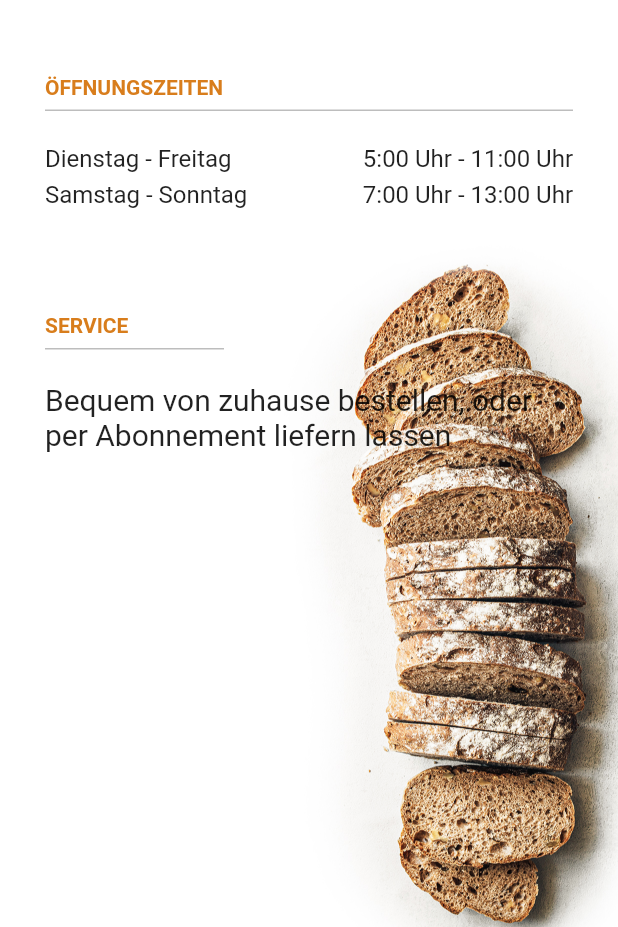
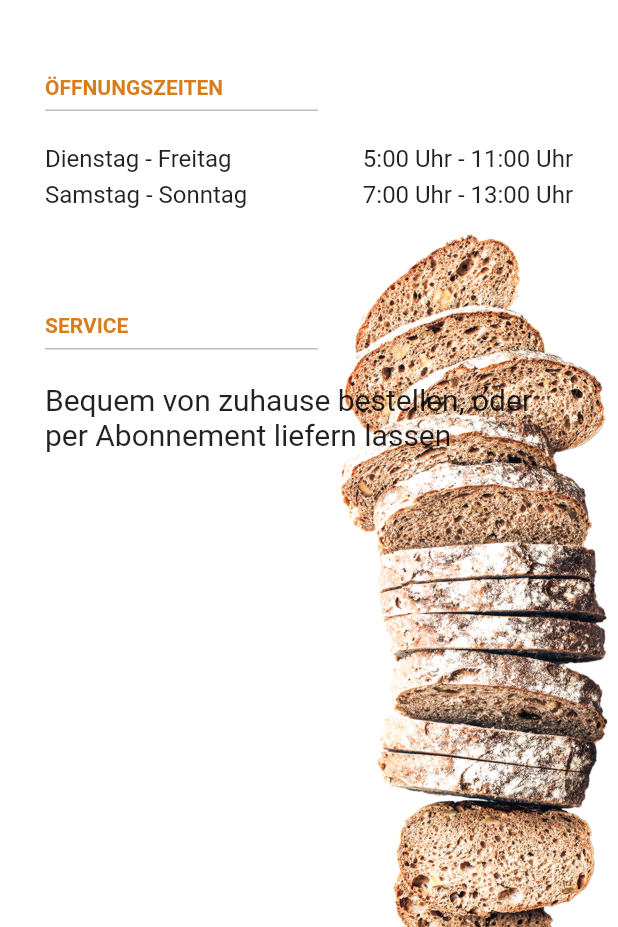
Before and after one commit to nicschittenhelm/baecker-app, a Flutter app: the screen it shows after launch, on a phone screen of 412 x 824 dp, the part 309-1236 px from its top. Run offline on Flutter 3.47's test engine with Material 2 defaults, Android fonts, the phone set to English and light mode, and no system bars; our stand-ins replace google_fonts; missing offline and left inert: indexed.

```diff
--- a/lib/main.dart
+++ b/lib/main.dart
@@ -17,7 +17,7 @@ class MyApp extends StatelessWidget {
           thickness: 1,
           color: Colors.black26,
           indent: 30,
-          endIndent: 30,
+          endIndent: 200,
         ),
         visualDensity: VisualDensity.adaptivePlatformDensity,
         scaffoldBackgroundColor: const Color(0xFFFFFFFF),
--- a/lib/screens/home.dart
+++ b/lib/screens/home.dart
@@ -147,7 +147,7 @@ class KursScreen extends StatelessWidget {
                       width: MediaQuery.of(context).size.width,
                       height: 500,
                       decoration: BoxDecoration(
-                        image: DecorationImage(image: AssetImage("lib/assets/bread.jpg"))
+                        image: DecorationImage(image: AssetImage("lib/assets/bread.png"))
                       ),
                     ),
                   ),
```
Also changed, not shown: lib/assets/bread.jpg (deleted), lib/assets/bread.png (added).
